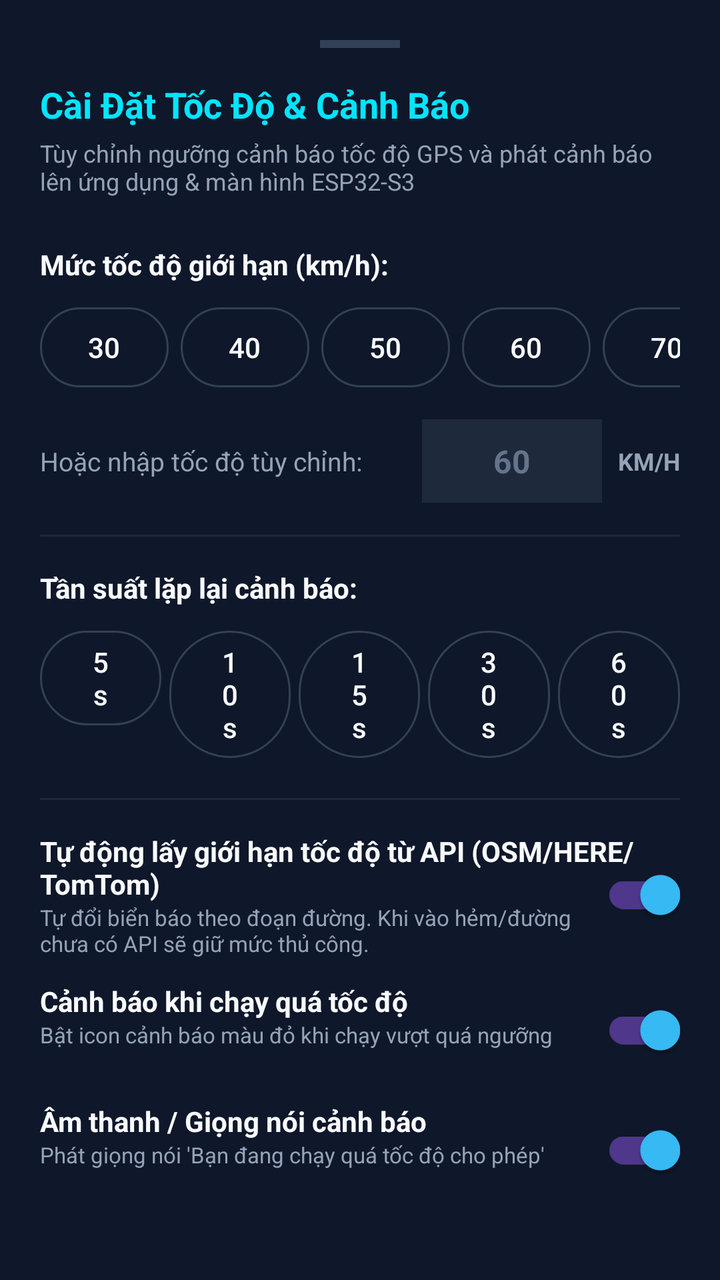
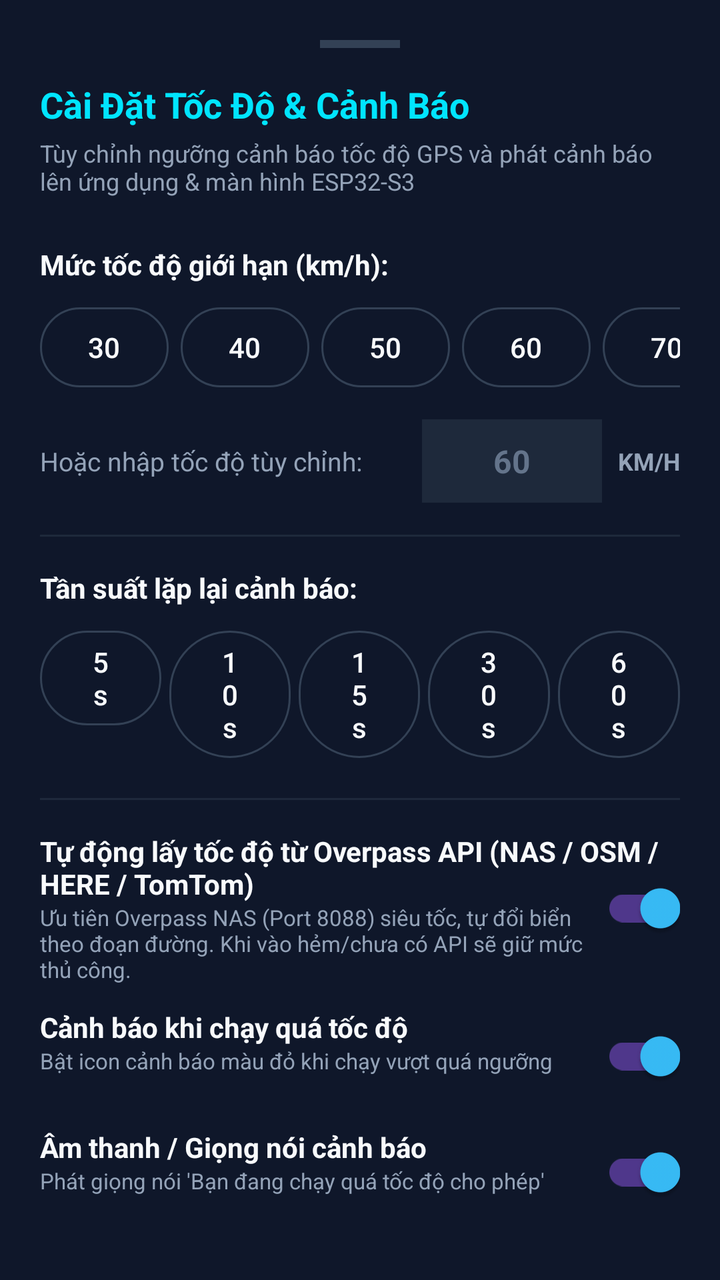

The first picture is an Android layout as it rendered before a commit; the second is the same layout after the commit. The layout source and the unified diff follow.
<!-- AndroidManifest.xml: application theme Theme.TYMAP -->
<!-- res/layout/dialog_speed_limit_settings.xml -->
<?xml version="1.0" encoding="utf-8"?>
<LinearLayout xmlns:android="http://schemas.android.com/apk/res/android"
    xmlns:app="http://schemas.android.com/apk/res-auto"
    android:layout_width="match_parent"
    android:layout_height="wrap_content"
    android:background="#0F172A"
    android:orientation="vertical"
    android:padding="20dp">

    
    <View
        android:layout_width="40dp"
        android:layout_height="4dp"
        android:layout_gravity="center_horizontal"
        android:layout_marginBottom="16dp"
        android:background="#334155" />

    
    <TextView
        android:layout_width="wrap_content"
        android:layout_height="wrap_content"
        android:text="Cài Đặt Tốc Độ &amp; Cảnh Báo"
        android:textColor="#00E5FF"
        android:textSize="18sp"
        android:textStyle="bold" />

    <TextView
        android:layout_width="wrap_content"
        android:layout_height="wrap_content"
        android:layout_marginTop="4dp"
        android:layout_marginBottom="16dp"
        android:text="Tùy chỉnh ngưỡng cảnh báo tốc độ GPS và phát cảnh báo lên ứng dụng &amp; màn hình ESP32-S3"
        android:textColor="#94A3B8"
        android:textSize="12sp" />

    
    <TextView
        android:layout_width="wrap_content"
        android:layout_height="wrap_content"
        android:layout_marginTop="8dp"
        android:layout_marginBottom="8dp"
        android:text="Mức tốc độ giới hạn (km/h):"
        android:textColor="#F8FAFC"
        android:textSize="14sp"
        android:textStyle="bold" />

    
    <HorizontalScrollView
        android:layout_width="match_parent"
        android:layout_height="wrap_content"
        android:scrollbars="none">

        <LinearLayout
            android:layout_width="wrap_content"
            android:layout_height="wrap_content"
            android:orientation="horizontal">

            <Button
                android:id="@+id/btnSpeed30"
                style="?attr/materialButtonOutlinedStyle"
                android:layout_width="wrap_content"
                android:layout_height="wrap_content"
                android:layout_marginEnd="6dp"
                android:minWidth="54dp"
                android:text="30"
                android:textColor="#F8FAFC"
                app:strokeColor="#334155" />

            <Button
                android:id="@+id/btnSpeed40"
                style="?attr/materialButtonOutlinedStyle"
                android:layout_width="wrap_content"
                android:layout_height="wrap_content"
                android:layout_marginEnd="6dp"
                android:minWidth="54dp"
                android:text="40"
                android:textColor="#F8FAFC"
                app:strokeColor="#334155" />

            <Button
                android:id="@+id/btnSpeed50"
                style="?attr/materialButtonOutlinedStyle"
                android:layout_width="wrap_content"
                android:layout_height="wrap_content"
                android:layout_marginEnd="6dp"
                android:minWidth="54dp"
                android:text="50"
                android:textColor="#F8FAFC"
                app:strokeColor="#334155" />

            <Button
                android:id="@+id/btnSpeed60"
                style="?attr/materialButtonOutlinedStyle"
                android:layout_width="wrap_content"
                android:layout_height="wrap_content"
                android:layout_marginEnd="6dp"
                android:minWidth="54dp"
                android:text="60"
                android:textColor="#F8FAFC"
                app:strokeColor="#334155" />

            <Button
                android:id="@+id/btnSpeed70"
                style="?attr/materialButtonOutlinedStyle"
                android:layout_width="wrap_content"
                android:layout_height="wrap_content"
                android:layout_marginEnd="6dp"
                android:minWidth="54dp"
                android:text="70"
                android:textColor="#F8FAFC"
                app:strokeColor="#334155" />

            <Button
                android:id="@+id/btnSpeed80"
                style="?attr/materialButtonOutlinedStyle"
                android:layout_width="wrap_content"
                android:layout_height="wrap_content"
                android:layout_marginEnd="6dp"
                android:minWidth="54dp"
                android:text="80"
                android:textColor="#F8FAFC"
                app:strokeColor="#334155" />

            <Button
                android:id="@+id/btnSpeed90"
                style="?attr/materialButtonOutlinedStyle"
                android:layout_width="wrap_content"
                android:layout_height="wrap_content"
                android:layout_marginEnd="6dp"
                android:minWidth="54dp"
                android:text="90"
                android:textColor="#F8FAFC"
                app:strokeColor="#334155" />

            <Button
                android:id="@+id/btnSpeed100"
                style="?attr/materialButtonOutlinedStyle"
                android:layout_width="wrap_content"
                android:layout_height="wrap_content"
                android:minWidth="54dp"
                android:text="100"
                android:textColor="#F8FAFC"
                app:strokeColor="#334155" />

        </LinearLayout>
    </HorizontalScrollView>

    
    <LinearLayout
        android:layout_width="match_parent"
        android:layout_height="wrap_content"
        android:layout_marginTop="12dp"
        android:gravity="center_vertical"
        android:orientation="horizontal">

        <TextView
            android:layout_width="0dp"
            android:layout_height="wrap_content"
            android:layout_weight="1"
            android:text="Hoặc nhập tốc độ tùy chỉnh:"
            android:textColor="#94A3B8"
            android:textSize="13sp" />

        <EditText
            android:id="@+id/etCustomSpeed"
            android:layout_width="90dp"
            android:layout_height="wrap_content"
            android:background="#1E293B"
            android:gravity="center"
            android:hint="60"
            android:inputType="number"
            android:padding="10dp"
            android:textColor="#F8FAFC"
            android:textColorHint="#64748B"
            android:textSize="16sp"
            android:textStyle="bold" />

        <TextView
            android:layout_width="wrap_content"
            android:layout_height="wrap_content"
            android:layout_marginStart="8dp"
            android:text="KM/H"
            android:textColor="#94A3B8"
            android:textSize="12sp"
            android:textStyle="bold" />
    </LinearLayout>

    <View
        android:layout_width="match_parent"
        android:layout_height="1dp"
        android:layout_marginTop="16dp"
        android:layout_marginBottom="16dp"
        android:background="#1E293B" />

    
    <TextView
        android:layout_width="wrap_content"
        android:layout_height="wrap_content"
        android:layout_marginBottom="8dp"
        android:text="Tần suất lặp lại cảnh báo:"
        android:textColor="#F8FAFC"
        android:textSize="14sp"
        android:textStyle="bold" />

    <LinearLayout
        android:layout_width="match_parent"
        android:layout_height="wrap_content"
        android:orientation="horizontal">

        <Button
            android:id="@+id/btnInterval5s"
            style="?attr/materialButtonOutlinedStyle"
            android:layout_width="0dp"
            android:layout_height="wrap_content"
            android:layout_weight="1"
            android:layout_marginEnd="4dp"
            android:text="5s"
            android:textColor="#F8FAFC"
            app:strokeColor="#334155" />

        <Button
            android:id="@+id/btnInterval10s"
            style="?attr/materialButtonOutlinedStyle"
            android:layout_width="0dp"
            android:layout_height="wrap_content"
            android:layout_weight="1"
            android:layout_marginEnd="4dp"
            android:text="10s"
            android:textColor="#F8FAFC"
            app:strokeColor="#334155" />

        <Button
            android:id="@+id/btnInterval15s"
            style="?attr/materialButtonOutlinedStyle"
            android:layout_width="0dp"
            android:layout_height="wrap_content"
            android:layout_weight="1"
            android:layout_marginEnd="4dp"
            android:text="15s"
            android:textColor="#F8FAFC"
            app:strokeColor="#334155" />

        <Button
            android:id="@+id/btnInterval30s"
            style="?attr/materialButtonOutlinedStyle"
            android:layout_width="0dp"
            android:layout_height="wrap_content"
            android:layout_weight="1"
            android:layout_marginEnd="4dp"
            android:text="30s"
            android:textColor="#F8FAFC"
            app:strokeColor="#334155" />

        <Button
            android:id="@+id/btnInterval60s"
            style="?attr/materialButtonOutlinedStyle"
            android:layout_width="0dp"
            android:layout_height="wrap_content"
            android:layout_weight="1"
            android:text="60s"
            android:textColor="#F8FAFC"
            app:strokeColor="#334155" />

    </LinearLayout>

    <View
        android:layout_width="match_parent"
        android:layout_height="1dp"
        android:layout_marginTop="16dp"
        android:layout_marginBottom="16dp"
        android:background="#1E293B" />

    
    
    <RelativeLayout
        android:layout_width="match_parent"
        android:layout_height="wrap_content"
        android:layout_marginBottom="12dp">

        <TextView
            android:id="@+id/tvAutoSpeedTitle"
            android:layout_width="wrap_content"
            android:layout_height="wrap_content"
            android:text="Tự động lấy giới hạn tốc độ từ API (OSM/HERE/TomTom)"
            android:textColor="#F8FAFC"
            android:textSize="14sp"
            android:textStyle="bold" />

        <TextView
            android:layout_width="wrap_content"
            android:layout_height="wrap_content"
            android:layout_below="@id/tvAutoSpeedTitle"
            android:layout_toStartOf="@id/swAutoSpeedLimit"
            android:layout_alignParentStart="true"
            android:text="Tự đổi biển báo theo đoạn đường. Khi vào hẻm/đường chưa có API sẽ giữ mức thủ công."
            android:textColor="#94A3B8"
            android:textSize="11sp" />

        <com.google.android.material.switchmaterial.SwitchMaterial
            android:id="@+id/swAutoSpeedLimit"
            android:layout_width="wrap_content"
            android:layout_height="wrap_content"
            android:layout_alignParentEnd="true"
            android:layout_centerVertical="true"
            android:checked="true" />
    </RelativeLayout>

    
    <RelativeLayout
        android:layout_width="match_parent"
        android:layout_height="wrap_content"
        android:layout_marginBottom="12dp">

        <TextView
            android:id="@+id/tvWarnTitle"
            android:layout_width="wrap_content"
            android:layout_height="wrap_content"
            android:text="Cảnh báo khi chạy quá tốc độ"
            android:textColor="#F8FAFC"
            android:textSize="14sp"
            android:textStyle="bold" />

        <TextView
            android:layout_width="wrap_content"
            android:layout_height="wrap_content"
            android:layout_below="@id/tvWarnTitle"
            android:layout_toStartOf="@id/swSpeedWarning"
            android:layout_alignParentStart="true"
            android:text="Bật icon cảnh báo màu đỏ khi chạy vượt quá ngưỡng"
            android:textColor="#94A3B8"
            android:textSize="11sp" />

        <com.google.android.material.switchmaterial.SwitchMaterial
            android:id="@+id/swSpeedWarning"
            android:layout_width="wrap_content"
            android:layout_height="wrap_content"
            android:layout_alignParentEnd="true"
            android:layout_centerVertical="true"
            android:checked="true" />
    </RelativeLayout>

    
    <RelativeLayout
        android:layout_width="match_parent"
        android:layout_height="wrap_content"
        android:layout_marginBottom="12dp">

        <TextView
            android:id="@+id/tvVoiceTitle"
            android:layout_width="wrap_content"
            android:layout_height="wrap_content"
            android:text="Âm thanh / Giọng nói cảnh báo"
            android:textColor="#F8FAFC"
            android:textSize="14sp"
            android:textStyle="bold" />

        <TextView
            android:layout_width="wrap_content"
            android:layout_height="wrap_content"
            android:layout_below="@id/tvVoiceTitle"
            android:layout_toStartOf="@id/swVoiceWarning"
            android:layout_alignParentStart="true"
            android:text="Phát giọng nói 'Bạn đang chạy quá tốc độ cho phép'"
            android:textColor="#94A3B8"
            android:textSize="11sp" />

        <com.google.android.material.switchmaterial.SwitchMaterial
            android:id="@+id/swVoiceWarning"
            android:layout_width="wrap_content"
            android:layout_height="wrap_content"
            android:layout_alignParentEnd="true"
            android:layout_centerVertical="true"
            android:checked="true" />
    </RelativeLayout>

    
    <RelativeLayout
        android:layout_width="match_parent"
        android:layout_height="wrap_content"
        android:layout_marginBottom="16dp">

        <TextView
            android:id="@+id/tvEspTitle"
            android:layout_width="wrap_content"
            android:layout_height="wrap_content"
            android:text="Cảnh báo lên màn hình đồng hồ ESP32"
            android:textColor="#F8FAFC"
            android:textSize="14sp"
            android:textStyle="bold" />

        <TextView
            android:layout_width="wrap_content"
            android:layout_height="wrap_content"
            android:layout_below="@id/tvEspTitle"
            android:layout_toStartOf="@id/swEspWarning"
            android:layout_alignParentStart="true"
            android:text="Hiển thị thẻ đè cảnh báo màu đỏ trên màn hình ESP32"
            android:textColor="#94A3B8"
            android:textSize="11sp" />

        <com.google.android.material.switchmaterial.SwitchMaterial
            android:id="@+id/swEspWarning"
            android:layout_width="wrap_content"
            android:layout_height="wrap_content"
            android:layout_alignParentEnd="true"
            android:layout_centerVertical="true"
            android:checked="true" />
    </RelativeLayout>

    
    <Button
        android:id="@+id/btnSaveSpeedLimit"
        android:layout_width="match_parent"
        android:layout_height="52dp"
        android:layout_marginTop="8dp"
        android:backgroundTint="#00E5FF"
        android:text="LƯU CÀI ĐẶT"
        android:textColor="#0F172A"
        android:textSize="15sp"
        android:textStyle="bold"
        app:cornerRadius="12dp" />

</LinearLayout>
<!-- resources referenced by this layout -->
<resources>
  <style name="Theme.TYMAP" parent="Theme.Material3.Dark.NoActionBar">
          
          <item name="colorPrimary">@color/colorAccentCyan</item>
          <item name="colorOnPrimary">@color/white</item>
  
          
          <item name="android:windowBackground">@color/colorBackgroundDeep</item>
          <item name="colorSurface">@color/colorSurfaceGlass</item>
          <item name="colorOnSurface">#FFFFFF</item>
          <item name="colorSurfaceVariant">#1E293B</item>
          <item name="colorOnSurfaceVariant">#94A3B8</item>
  
          
          <item name="android:statusBarColor">@color/colorBackgroundDeep</item>
          <item name="android:navigationBarColor">@color/colorBackgroundDeep</item>
      </style>
  <color name="colorAccentCyan">#38BDF8</color>
  <color name="white">#FFFFFFFF</color>
  <color name="colorBackgroundDeep">#090D16</color>
  <color name="colorSurfaceGlass">#D90F172A</color>
</resources>

<!-- the commit's change to res/layout/dialog_speed_limit_settings.xml (unified diff, before → after) -->
@@ -281,7 +281,7 @@
             android:id="@+id/tvAutoSpeedTitle"
             android:layout_width="wrap_content"
             android:layout_height="wrap_content"
-            android:text="Tự động lấy giới hạn tốc độ từ API (OSM/HERE/TomTom)"
+            android:text="Tự động lấy tốc độ từ Overpass API (NAS / OSM / HERE / TomTom)"
             android:textColor="#F8FAFC"
             android:textSize="14sp"
             android:textStyle="bold" />
@@ -292,7 +292,7 @@
             android:layout_below="@id/tvAutoSpeedTitle"
             android:layout_toStartOf="@id/swAutoSpeedLimit"
             android:layout_alignParentStart="true"
-            android:text="Tự đổi biển báo theo đoạn đường. Khi vào hẻm/đường chưa có API sẽ giữ mức thủ công."
+            android:text="Ưu tiên Overpass NAS (Port 8088) siêu tốc, tự đổi biển theo đoạn đường. Khi vào hẻm/chưa có API sẽ giữ mức thủ công."
             android:textColor="#94A3B8"
             android:textSize="11sp" />
 
